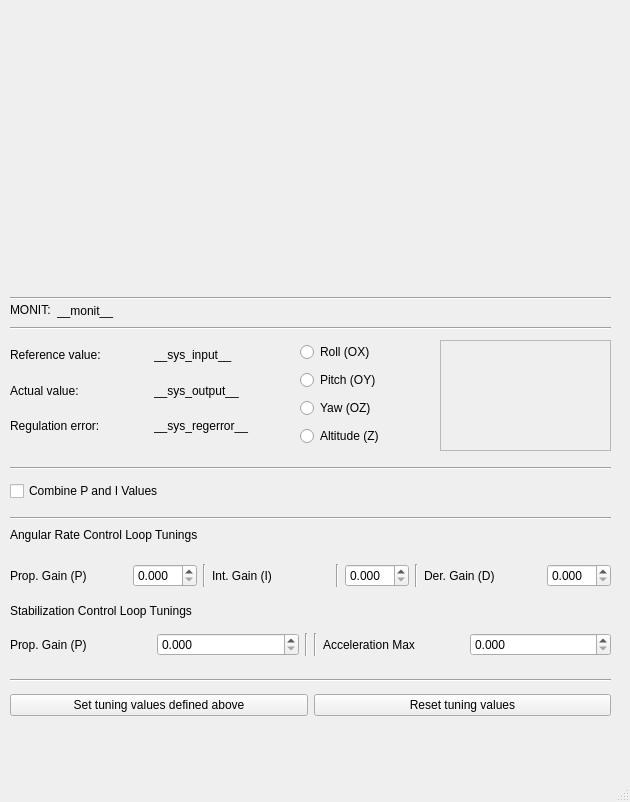
The window that layout/layout_rel_v3.ui (miodine/pid_tuning_utility_pyQt) describes before a commit, drawn with Qt 5.
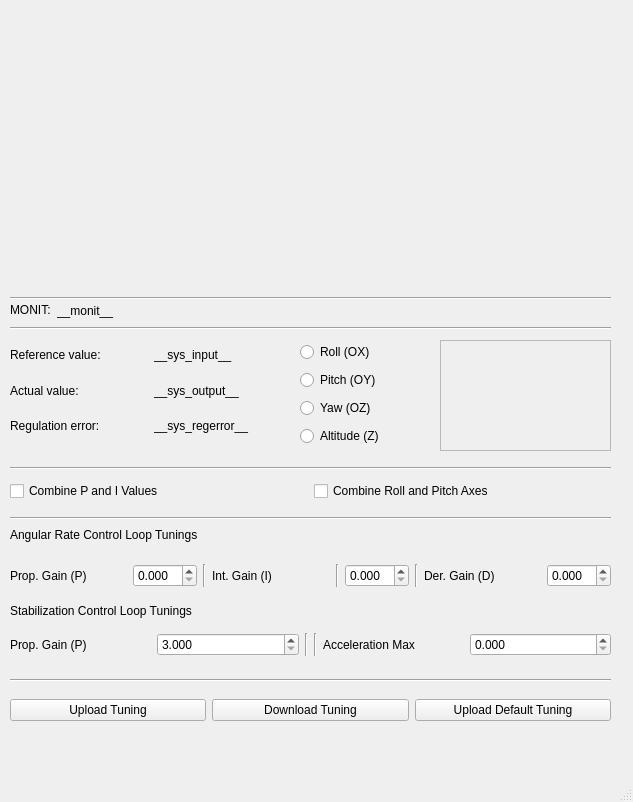
The same window after the commit.

```diff
--- a/layout/layout_rel_v3.ui
+++ b/layout/layout_rel_v3.ui
@@ -6,7 +6,7 @@
    <rect>
     <x>0</x>
     <y>0</y>
-    <width>630</width>
+    <width>633</width>
     <height>802</height>
    </rect>
   </property>
@@ -283,7 +283,7 @@
       <x>10</x>
       <y>690</y>
       <width>601</width>
-      <height>31</height>
+      <height>41</height>
      </rect>
     </property>
     <layout class="QHBoxLayout" name="layout_tuning_apply">
@@ -293,7 +293,7 @@
         <bool>true</bool>
        </property>
        <property name="text">
-        <string>Set tuning values defined above</string>
+        <string>Upload Tuning</string>
        </property>
       </widget>
      </item>
@@ -303,7 +303,17 @@
         <bool>true</bool>
        </property>
        <property name="text">
-        <string>Reset tuning values</string>
+        <string>Download Tuning</string>
+       </property>
+      </widget>
+     </item>
+     <item>
+      <widget class="QPushButton" name="button_upload_default_tuning">
+       <property name="enabled">
+        <bool>true</bool>
+       </property>
+       <property name="text">
+        <string>Upload Default Tuning</string>
        </property>
       </widget>
      </item>
@@ -355,6 +365,12 @@
        <property name="decimals">
         <number>3</number>
        </property>
+       <property name="minimum">
+        <double>3.000000000000000</double>
+       </property>
+       <property name="maximum">
+        <double>12.000000000000000</double>
+       </property>
        <property name="singleStep">
         <double>0.010000000000000</double>
        </property>
@@ -474,6 +490,13 @@
        </property>
       </widget>
      </item>
+     <item>
+      <widget class="QCheckBox" name="checkbox_combine_roll_pitch_axes">
+       <property name="text">
+        <string>Combine Roll and Pitch Axes</string>
+       </property>
+      </widget>
+     </item>
     </layout>
    </widget>
    <widget class="Line" name="line_3">
```
Left out of the diff: 8 changed lines with no effect on the pictures.
